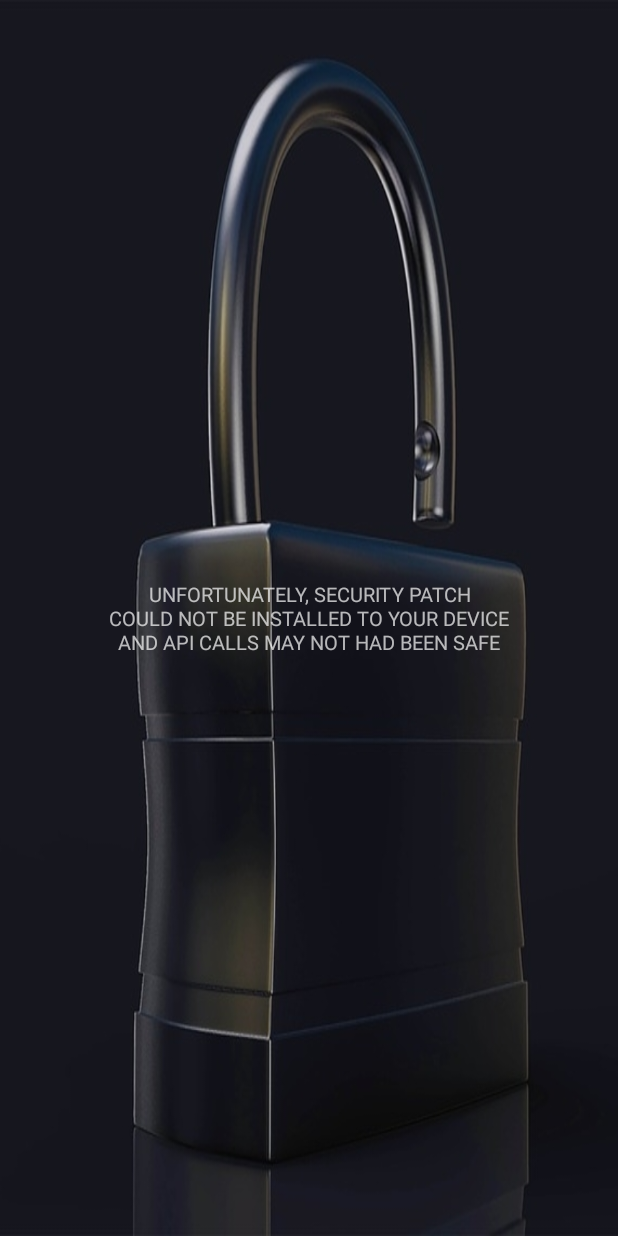
After one commit to GiannisVisvikis/QuizApp, an Android app: the layout non_updated_security_act.xml on its own in the app's theme, with its tools: preview values and no code run, on a phone screen of 412 x 824 dp. The commit adds this screen. Run offline under Robolectric (Android 15) with nearby library versions, the phone set to English and light mode, and no system bars.

```diff
--- a/app/build.gradle
+++ b/app/build.gradle
@@ -31,4 +31,5 @@ dependencies {
     implementation 'com.android.support:appcompat-v7:27.1.1'
     implementation 'com.android.support:design:27.1.1'
     implementation 'com.android.support:cardview-v7:27.1.1'
+    implementation 'com.google.android.gms:play-services-safetynet:15.0.1'
 }
--- a/app/src/main/java/noncom/visvikis/giannis/retrofittest/MenuFragment.java
+++ b/app/src/main/java/noncom/visvikis/giannis/retrofittest/MenuFragment.java
@@ -118,7 +118,7 @@ public class MenuFragment extends Fragment
                 String query = formQuery();
                 Log.e("MnuFgrmnt/StrtBttn", "Query is " + query);
 
-                read api documentation again about response codes. Might need to reset the token again or something else
+                //TODO read api documentation again about response codes. Might need to reset the token again or something else
 
                 if(getArguments() != null) //drawer layout present
                 {
--- /dev/null
+++ b/app/src/main/res/layout-land/non_updated_security_act.xml
@@ -0,0 +1,17 @@
+<?xml version="1.0" encoding="utf-8"?>
+<LinearLayout
+    xmlns:android="http://schemas.android.com/apk/res/android"
+    android:orientation="vertical"
+    android:layout_width="match_parent"
+    android:layout_height="match_parent"
+    android:background="@drawable/open_lock"
+    android:gravity="center">
+
+    <android.support.v7.widget.AppCompatTextView
+        android:layout_width="match_parent"
+        android:layout_height="wrap_content"
+        android:gravity="center"
+        android:textSize="@dimen/nav_settings_letters"
+        android:text="@string/unfortunately"/>
+
+</LinearLayout>
--- /dev/null
+++ b/app/src/main/res/layout/non_updated_security_act.xml
@@ -0,0 +1,17 @@
+<?xml version="1.0" encoding="utf-8"?>
+<LinearLayout
+    xmlns:android="http://schemas.android.com/apk/res/android"
+    android:orientation="vertical"
+    android:layout_width="match_parent"
+    android:layout_height="match_parent"
+    android:background="@drawable/open_lock_portrait"
+    android:gravity="center">
+
+    <android.support.v7.widget.AppCompatTextView
+        android:layout_width="match_parent"
+        android:layout_height="wrap_content"
+        android:gravity="center"
+        android:textSize="@dimen/nav_settings_letters"
+        android:text="@string/unfortunately"/>
+
+</LinearLayout>
--- a/app/src/main/res/values/strings.xml
+++ b/app/src/main/res/values/strings.xml
@@ -20,6 +20,7 @@
     <string name="drawer">drawer</string>
     <string name="api_not_responding">REMOTE SERVER NOT RESPONDING\nPLEASE TRY AGAIN LATER</string>
     <string name="no_connection">NO INTERNET CONNECTION\nACTIVATE AND TAP TO RETRY</string>
+    <string name="unfortunately">UNFORTUNATELY, SECURITY PATCH\nCOULD NOT BE INSTALLED TO YOUR DEVICE\nAND API CALLS MAY NOT HAD BEEN SAFE</string>
 
 
     <string-array name="num_questions_options">
```
Also changed, not shown: app/src/main/java/noncom/visvikis/giannis/retrofittest/MainActivity.java (+129 -7 lines), app/src/main/java/noncom/visvikis/giannis/retrofittest/PatchFailedActivity.java (added, +20 -0 lines), app/src/main/res/drawable/open_lock.jpg (added), app/src/main/res/drawable/open_lock_portrait.jpg (added), app/src/main/res/drawable/queston_photo_default.jpg (added).
